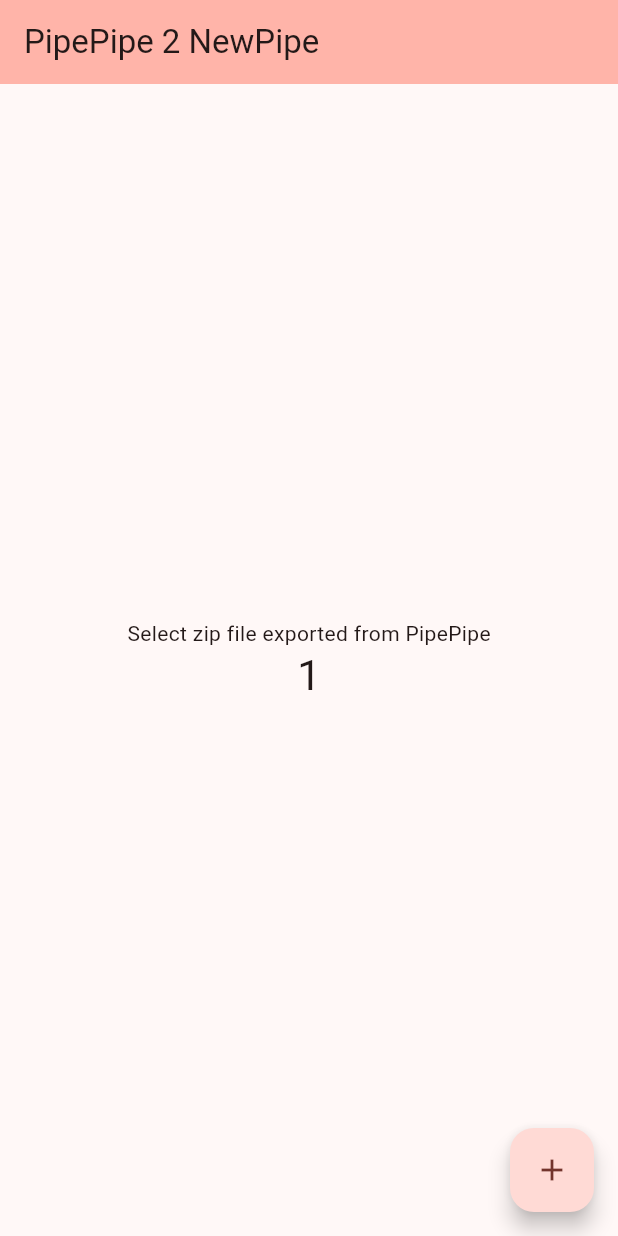
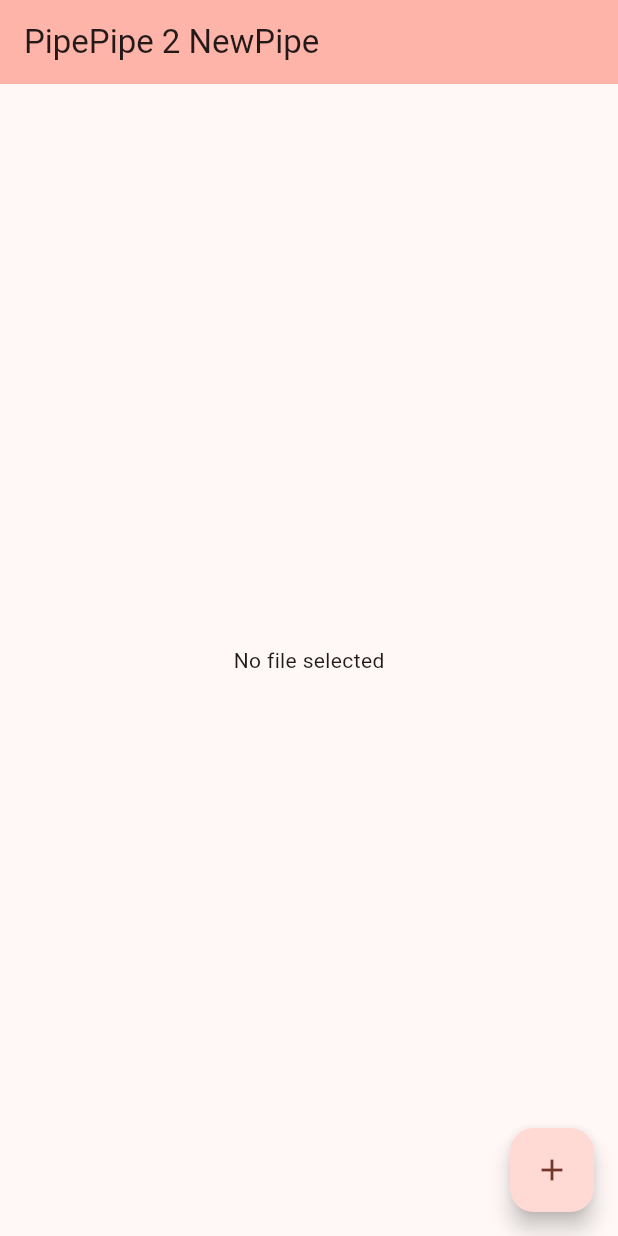
Before and after one commit to shreyas-a-s/pipepipe-to-newpipe, a Flutter app: the screen it shows after launch, after a tap on the "add" icon, on a phone screen of 412 x 824 dp. Run offline on Flutter 3.47's test engine with Material 3 defaults, Android fonts, the phone set to English and light mode, and no system bars; our stand-ins replace file_picker; missing offline and left inert: flutter_archive; accounts and stored records are empty.

Commit message:
feat(flutter): Select zip file, validate file extension, and show zip file's name

```diff
--- a/pipe2new/lib/main.dart
+++ b/pipe2new/lib/main.dart
@@ -42,22 +42,29 @@ class MyHomePage extends StatefulWidget {
 }
 
 class _MyHomePageState extends State<MyHomePage> {
-  int _counter = 0;
   String _message = "Select zip file exported from PipePipe";
 
   void _addZipFile() async {
-    FilePickerResult? result = await FilePicker.platform.pickFiles();
+    String message = "";
+    FilePickerResult? result = await FilePicker.platform.pickFiles(
+      type: FileType.custom,
+      allowedExtensions: ['zip'],
+    );
 
     if (result != null) {
-      File file = File(result.files.single.path!);
-      for (var element in result!.files) {
-        print(element.name);
+      if (result.files.single.extension == 'zip') {
+        File file = File(result.files.single.path!);
+        print(result.files.single.name);
+        message = 'Selected file is: ${result.files.single.name}';
+      } else {
+        message = "You have selected ${result.files.single.extension}. Only zip files are allowed";
       }
     } else {
-      print("No file selected");
+      message = "No file selected";
     }
+
     setState(() {
-      _counter++;
+      _message = message;
     });
   }
 
@@ -75,10 +82,6 @@ class _MyHomePageState extends State<MyHomePage> {
             Text(
               '$_message'
             ),
-            Text(
-              '$_counter',
-              style: Theme.of(context).textTheme.headlineMedium,
-            ),
           ],
         ),
       ),
```
